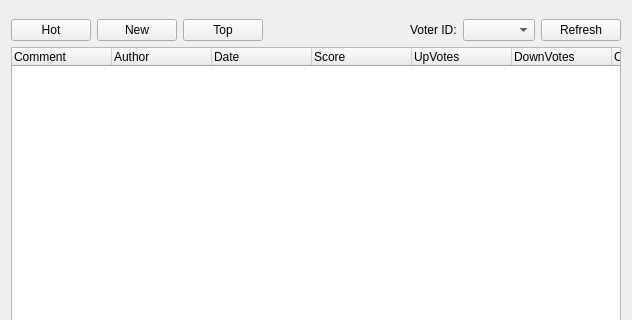
Old version of the form retroshare-gui/src/gui/gxs/GxsCommentDialog.ui in the repository RetroShare/RetroShare; both pictures show x 0 to 632 and y 0 to 320 of the 632 by 547 pixel window.
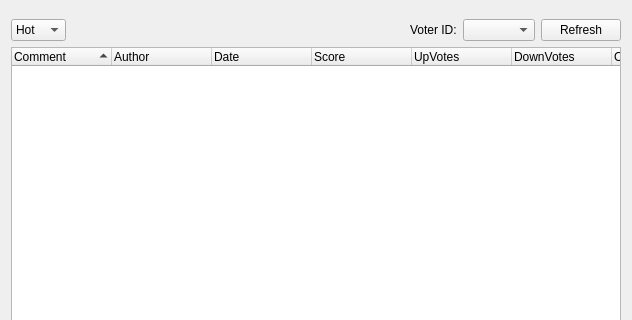
New version of the form. Icons and pictures are not drawn. Custom widgets are drawn as their Qt base class.

Commit message: Removed the dummy buttons & added sorting the comments treewidget via combobox

Patch:
```diff
--- a/retroshare-gui/src/gui/gxs/GxsCommentDialog.ui
+++ b/retroshare-gui/src/gui/gxs/GxsCommentDialog.ui
@@ -13,8 +13,8 @@
   <property name="windowTitle">
    <string>Form</string>
   </property>
-  <layout class="QVBoxLayout" name="GxsCommentDialogVLayout">
-   <item>
+  <layout class="QGridLayout" name="GxsCommentDialogGLayout">
+   <item row="0" column="0">
     <widget class="QFrame" name="postFrame">
      <property name="sizePolicy">
       <sizepolicy hsizetype="Expanding" vsizetype="Preferred">
@@ -35,48 +35,49 @@
      </layout>
     </widget>
    </item>
-   <item>
+   <item row="1" column="0">
     <layout class="QHBoxLayout" name="toolBarHLayout">
      <item>
-      <widget class="QPushButton" name="hotSortButton">
+      <widget class="QComboBox" name="sortBox">
+       <property name="toolTip">
+        <string>&lt;html&gt;&lt;head/&gt;&lt;body&gt;&lt;p&gt;&lt;span style=&quot; font-family:'-apple-system,BlinkMacSystemFont,Segoe UI,Helvetica,Arial,sans-serif,Apple Color Emoji,Segoe UI Emoji,Segoe UI Symbol'; font-size:14px; color:#24292e; background-color:#ffffff;&quot;&gt;sort by&lt;/span&gt;&lt;/p&gt;&lt;/body&gt;&lt;/html&gt;</string>
+       </property>
+       <property name="styleSheet">
+        <string notr="true"/>
+       </property>
+       <property name="iconSize">
+        <size>
+         <width>24</width>
+         <height>24</height>
+        </size>
+       </property>
+       <item>
        <property name="text">
         <string>Hot</string>
        </property>
-       <property name="checkable">
-        <bool>true</bool>
-       </property>
-       <property name="autoExclusive">
-        <bool>true</bool>
-       </property>
-      </widget>
+        <property name="icon">
+         <iconset resource="../icons.qrc">
+          <normaloff>:/icons/png/flame.png</normaloff>:/icons/png/flame.png</iconset>
+        </property>
      </item>
      <item>
-      <widget class="QPushButton" name="newSortButton">
        <property name="text">
         <string>New</string>
        </property>
-       <property name="checkable">
-        <bool>true</bool>
-       </property>
-       <property name="autoExclusive">
-        <bool>true</bool>
-       </property>
-      </widget>
+        <property name="icon">
+         <iconset resource="../icons.qrc">
+          <normaloff>:/icons/png/new.png</normaloff>:/icons/png/new.png</iconset>
+        </property>
      </item>
      <item>
-      <widget class="QPushButton" name="topSortButton">
        <property name="text">
         <string>Top</string>
        </property>
-       <property name="checkable">
-        <bool>true</bool>
-       </property>
-       <property name="checked">
-        <bool>false</bool>
-       </property>
-       <property name="autoExclusive">
-        <bool>true</bool>
-       </property>
+        <property name="icon">
+         <iconset resource="../icons.qrc">
+          <normaloff>:/icons/png/top.png</normaloff>:/icons/png/top.png</iconset>
+        </property>
+       </item>
       </widget>
      </item>
      <item>
@@ -111,8 +112,11 @@
      </item>
     </layout>
    </item>
-   <item>
+   <item row="2" column="0">
     <widget class="GxsCommentTreeWidget" name="treeWidget">
+     <property name="sortingEnabled">
+      <bool>true</bool>
+     </property>
      <column>
       <property name="text">
        <string>Comment</string>
```
Left out of the diff: 9 changed lines with no effect on the pictures. Lines whose indentation alone changed are shown as unchanged. The commit also changes 6 other files.
